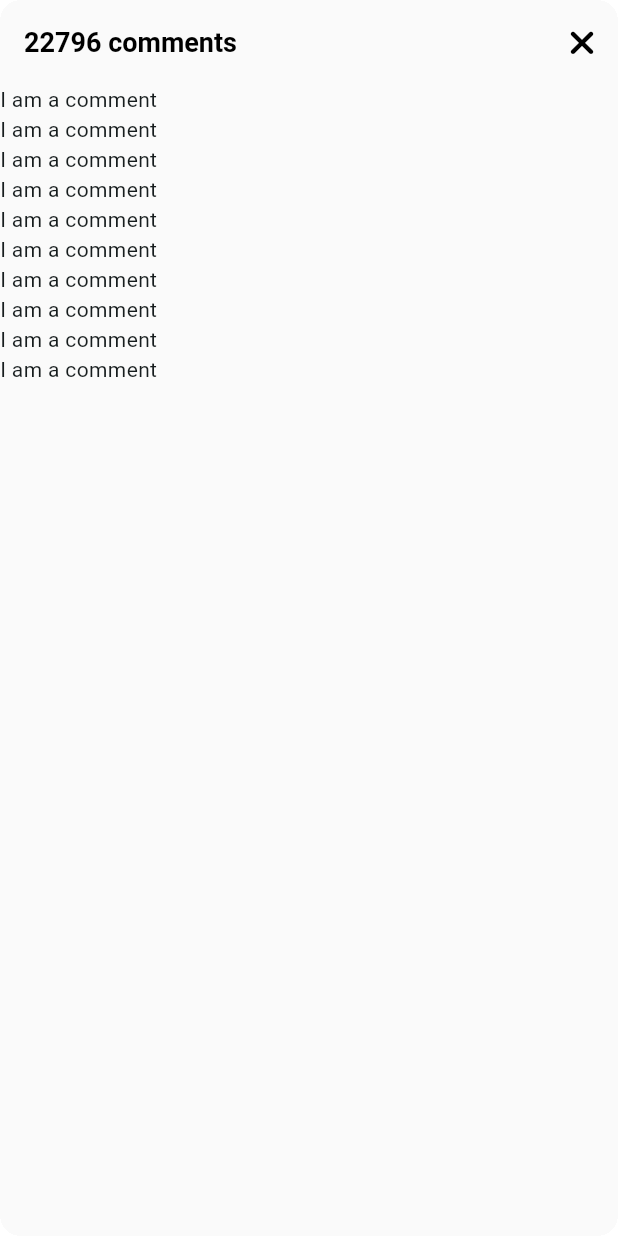
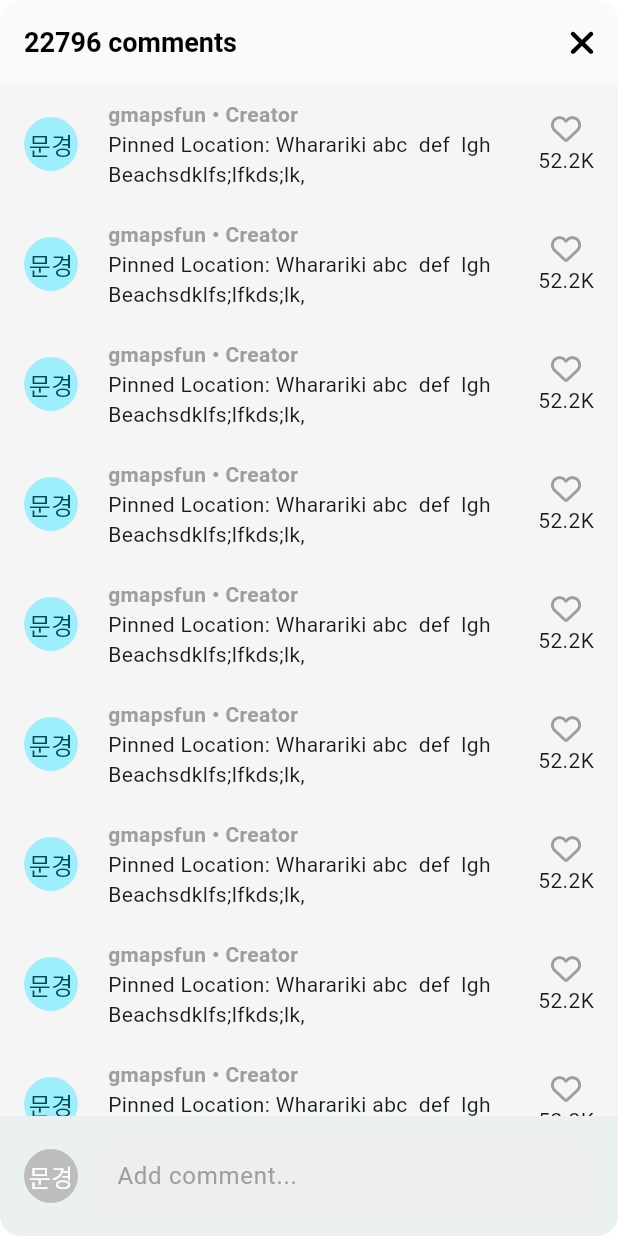
Before and after one commit to moonssa/tiktok_clone, a Flutter app: the VideoComments screen opened directly, on a phone screen of 412 x 824 dp. Run offline on Flutter 3.47's test engine with Material 3 defaults, Android fonts, the phone set to English and light mode, and no system bars; our stand-ins replace font_awesome_flutter, video_player, visibility_detector; network calls fail.

Commit message:
add comments

```diff
--- a/lib/features/main_navigation/main_navigation_screen.dart
+++ b/lib/features/main_navigation/main_navigation_screen.dart
@@ -36,6 +36,7 @@ class _MainNavigationScreenState extends State<MainNavigationScreen> {
   @override
   Widget build(BuildContext context) {
     return Scaffold(
+      resizeToAvoidBottomInset: false,
       // body: screens[_selectedIndex],
       backgroundColor: Colors.black,
       body: SafeArea(
@@ -100,7 +101,8 @@ class _MainNavigationScreenState extends State<MainNavigationScreen> {
               onTap: () => _onTap(4),
             ),
           ],
-          )),
+        ),
+      ),
     );
   }
 }
--- a/lib/features/videos/widgets/video_comments.dart
+++ b/lib/features/videos/widgets/video_comments.dart
@@ -1,5 +1,7 @@
 import 'package:flutter/material.dart';
+import 'package:flutter/widgets.dart';
 import 'package:font_awesome_flutter/font_awesome_flutter.dart';
+import 'package:tiktok_clone/constants/gaps.dart';
 import 'package:tiktok_clone/constants/sizes.dart';
 
 class VideoComments extends StatefulWidget {
@@ -16,13 +18,15 @@ class _VideoCommentsState extends State<VideoComments> {
 
   @override
   Widget build(BuildContext context) {
+    final size = MediaQuery.of(context).size;
     return Container(
+      height: size.height * 0.75,
       clipBehavior: Clip.hardEdge,
       decoration: BoxDecoration(
         borderRadius: BorderRadius.circular(Sizes.size14),
       ),
       child: Scaffold(
-          backgroundColor: Colors.grey.shade50,
+        backgroundColor: Colors.grey.shade100,
         appBar: AppBar(
           backgroundColor: Colors.grey.shade50,
           automaticallyImplyLeading: false,
@@ -34,11 +38,98 @@ class _VideoCommentsState extends State<VideoComments> {
             ),
           ],
         ),
-          body: ListView.builder(
+        body: Stack(
+          children: [
+            ListView.separated(
+              padding: const EdgeInsets.symmetric(
+                horizontal: Sizes.size16,
+                vertical: Sizes.size10,
+              ),
               itemCount: 10,
-            itemBuilder: (context, index) =>
-                Container(child: const Text("I am a comment")),
+              separatorBuilder: (context, index) => Gaps.v20,
+              itemBuilder: (context, index) => Row(
+                children: [
+                  const CircleAvatar(
+                    radius: 18,
+                    child: Text(
+                      "문경",
+                    ),
+                  ),
+                  Gaps.h20,
+                  Expanded(
+                    child: Column(
+                      crossAxisAlignment: CrossAxisAlignment.start,
+                      children: [
+                        Text("gmapsfun • Creator",
+                            style: TextStyle(
+                              fontWeight: FontWeight.bold,
+                              fontSize: Sizes.size14,
+                              color: Colors.grey.shade500,
                             )),
+                        const Text(
+                            "Pinned Location: Wharariki abc  def  lgh Beachsdklfs;lfkds;lk,"),
+                      ],
+                    ),
+                  ),
+                  Gaps.h10,
+                  Column(
+                    children: [
+                      FaIcon(
+                        FontAwesomeIcons.heart,
+                        size: Sizes.size20,
+                        color: Colors.grey.shade500,
+                      ),
+                      Gaps.v2,
+                      const Text("52.2K"),
+                    ],
+                  ),
+                ],
+              ),
+            ),
+            Positioned(
+              bottom: 0,
+              width: size.width,
+              child: BottomAppBar(
+                surfaceTintColor: Colors.white,
+                child: Row(
+                  children: [
+                    CircleAvatar(
+                      radius: 18,
+                      backgroundColor: Colors.grey.shade400,
+                      foregroundColor: Colors.white,
+                      child: const Text(
+                        "문경",
+                      ),
+                    ),
+                    Gaps.h10,
+                    Expanded(
+                      child: TextField(
+                        cursorColor: Theme.of(context).primaryColor,
+                        decoration: InputDecoration(
+                          hintText: "Add comment...",
+                          hintStyle: TextStyle(
+                            color: Colors.grey.shade500,
+                          ),
+                          border: OutlineInputBorder(
+                            borderSide: BorderSide.none,
+                            borderRadius: BorderRadius.circular(Sizes.size12),
+                          ),
+                          filled: true,
+                          fillColor: Colors.grey.shade200,
+                          contentPadding: const EdgeInsets.symmetric(
+                            vertical: Sizes.size10,
+                            horizontal: Sizes.size12,
+                          ),
+                        ),
+                      ),
+                    ),
+                  ],
+                ),
+              ),
+            )
+          ],
+        ),
+      ),
     );
   }
 }
--- a/lib/features/videos/widgets/video_post.dart
+++ b/lib/features/videos/widgets/video_post.dart
@@ -82,6 +82,8 @@ class _VideoPostState extends State<VideoPost>
     }
     await showModalBottomSheet(
       context: context,
+      backgroundColor: Colors.transparent,
+      isScrollControlled: true,
       builder: (context) => const VideoComments(),
     );
     _onTogglePause();
```
Lines whose indentation alone changed are shown as unchanged.
